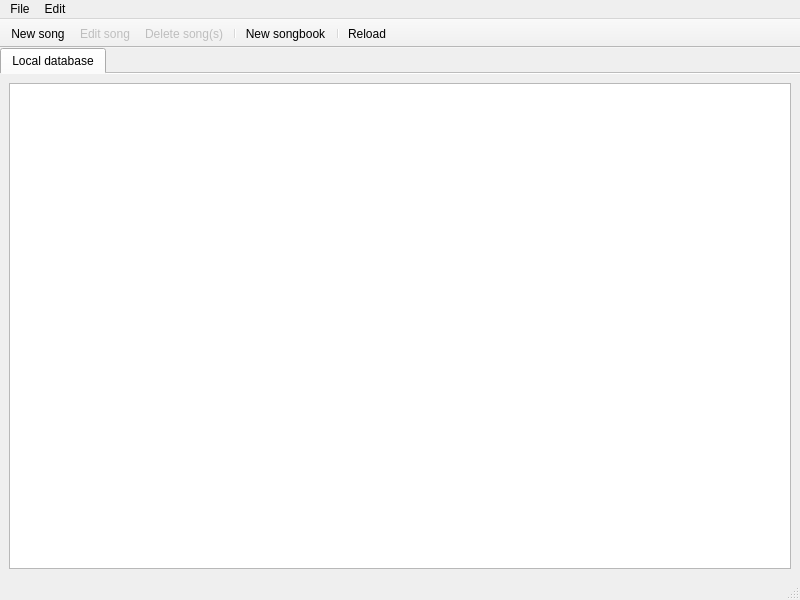
Before: the Qt Designer form ui/DatabaseEditor.ui in uiii/LatexSongbook, drawn with Qt 5.
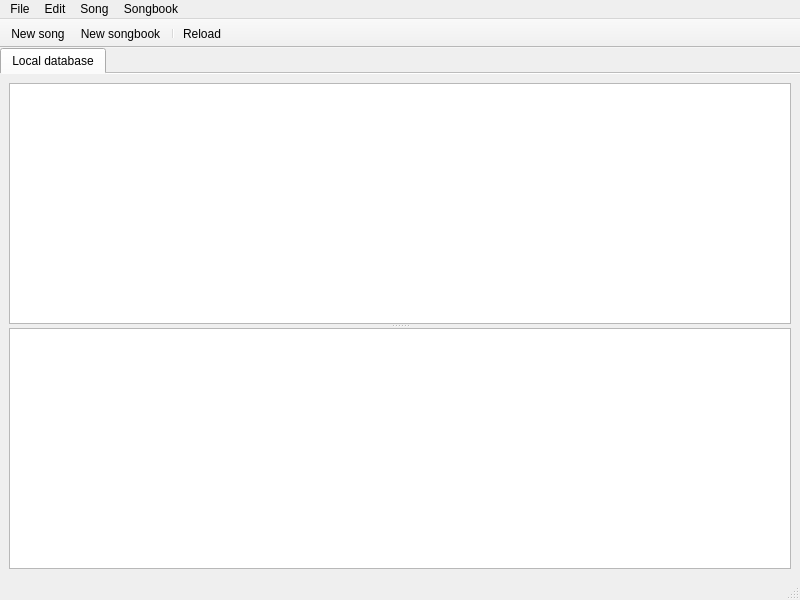
After: the same form once the commit is applied.

What changed in the file:
```diff
--- a/ui/DatabaseEditor.ui
+++ b/ui/DatabaseEditor.ui
@@ -44,10 +44,20 @@
        </attribute>
        <layout class="QVBoxLayout" name="verticalLayout">
         <item>
+         <widget class="QSplitter" name="splitter">
+          <property name="orientation">
+           <enum>Qt::Vertical</enum>
+          </property>
+          <property name="childrenCollapsible">
+           <bool>true</bool>
+          </property>
          <widget class="QTableView" name="songs">
           <property name="editTriggers">
            <set>QAbstractItemView::NoEditTriggers</set>
           </property>
+           <property name="dragEnabled">
+            <bool>true</bool>
+           </property>
           <property name="alternatingRowColors">
            <bool>true</bool>
           </property>
@@ -70,6 +80,8 @@
            <bool>false</bool>
           </attribute>
          </widget>
+          <widget class="QTableView" name="songbooks"/>
+         </widget>
         </item>
        </layout>
       </widget>
@@ -83,7 +95,7 @@
      <x>0</x>
      <y>0</y>
      <width>800</width>
-     <height>21</height>
+     <height>19</height>
     </rect>
    </property>
    <widget class="QMenu" name="menuFile">
@@ -99,8 +111,24 @@
     </property>
     <addaction name="actionSettings"/>
    </widget>
+   <widget class="QMenu" name="menuSong">
+    <property name="title">
+     <string>Song</string>
+    </property>
+    <addaction name="actionNewSong"/>
+    <addaction name="actionEditSong"/>
+    <addaction name="actionDeleteSongs"/>
+   </widget>
+   <widget class="QMenu" name="menuSongbook">
+    <property name="title">
+     <string>Songbook</string>
+    </property>
+    <addaction name="actionNewSongbook"/>
+   </widget>
    <addaction name="menuFile"/>
    <addaction name="menuEdit"/>
+   <addaction name="menuSong"/>
+   <addaction name="menuSongbook"/>
   </widget>
   <widget class="QStatusBar" name="statusbar"/>
   <widget class="QToolBar" name="toolBar">
@@ -113,6 +141,12 @@
    <property name="movable">
     <bool>false</bool>
    </property>
+   <property name="iconSize">
+    <size>
+     <width>24</width>
+     <height>24</height>
+    </size>
+   </property>
    <attribute name="toolBarArea">
     <enum>TopToolBarArea</enum>
    </attribute>
@@ -120,10 +154,7 @@
     <bool>false</bool>
    </attribute>
    <addaction name="actionNewSong"/>
-   <addaction name="actionEditSong"/>
-   <addaction name="actionDeleteSongs"/>
-   <addaction name="separator"/>
-   <addaction name="actionNew_songgook"/>
+   <addaction name="actionNewSongbook"/>
    <addaction name="separator"/>
    <addaction name="actionReload"/>
   </widget>
@@ -164,7 +195,7 @@
     <string>Delete song(s)</string>
    </property>
   </action>
-  <action name="actionNew_songgook">
+  <action name="actionNewSongbook">
    <property name="text">
     <string>New songbook</string>
    </property>
```
Lines whose indentation alone changed are shown as unchanged.
